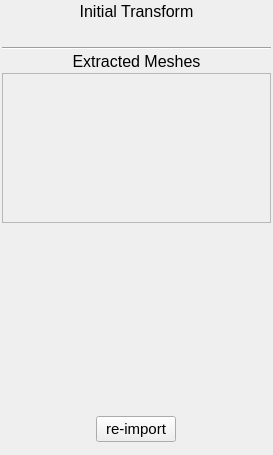
s-rahmani1992/LuxonEngine, file Editor/LuxonEditor.GUI.Qt/Mesh/Model3DInspecterWidget.ui: the form before one commit.
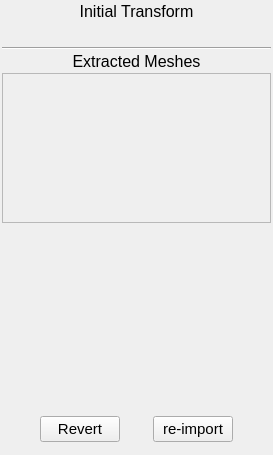
The form after the commit.

Commit message: Improved model3D inspecter widget's visual. implemented changing mesh's name after import.

The edit to the form file:
```diff
--- a/Editor/LuxonEditor.GUI.Qt/Mesh/Model3DInspecterWidget.ui
+++ b/Editor/LuxonEditor.GUI.Qt/Mesh/Model3DInspecterWidget.ui
@@ -160,6 +160,24 @@
       </sizepolicy>
      </property>
      <layout class="QHBoxLayout" name="horizontalLayout">
+      <item>
+       <widget class="QPushButton" name="revertButton">
+        <property name="sizePolicy">
+         <sizepolicy hsizetype="Fixed" vsizetype="Fixed">
+          <horstretch>0</horstretch>
+          <verstretch>0</verstretch>
+         </sizepolicy>
+        </property>
+        <property name="font">
+         <font>
+          <pointsize>11</pointsize>
+         </font>
+        </property>
+        <property name="text">
+         <string>Revert</string>
+        </property>
+       </widget>
+      </item>
       <item>
        <widget class="QPushButton" name="importButton">
         <property name="sizePolicy">
```
The commit also changes 9 other files.
